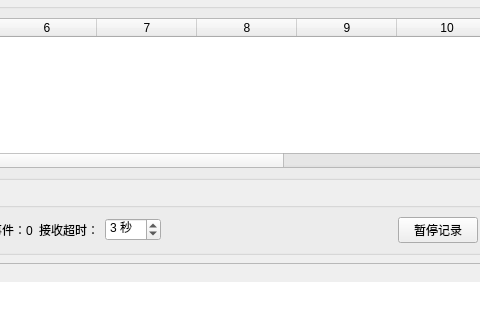
Qt form src/pages/MonitorPage.ui (niudamei/IndustrialHub) before a commit; both pictures show x 527 to 1007 and y 262 to 582 of the 1200 by 760 pixel window.
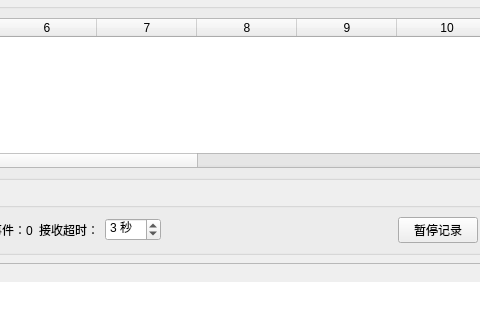
The same form after that commit.

Commit message: Expand monitor metrics table for jitter and online rate

What changed in the file:
```diff
--- a/src/pages/MonitorPage.ui
+++ b/src/pages/MonitorPage.ui
@@ -126,7 +126,7 @@
         <property name="minimumSize"><size><width>0</width><height>150</height></size></property>
         <property name="maximumHeight"><number>230</number></property>
         <property name="rowCount"><number>0</number></property>
-        <property name="columnCount"><number>16</number></property>
+        <property name="columnCount"><number>18</number></property>
        </widget>
       </item>
      </layout>
```
